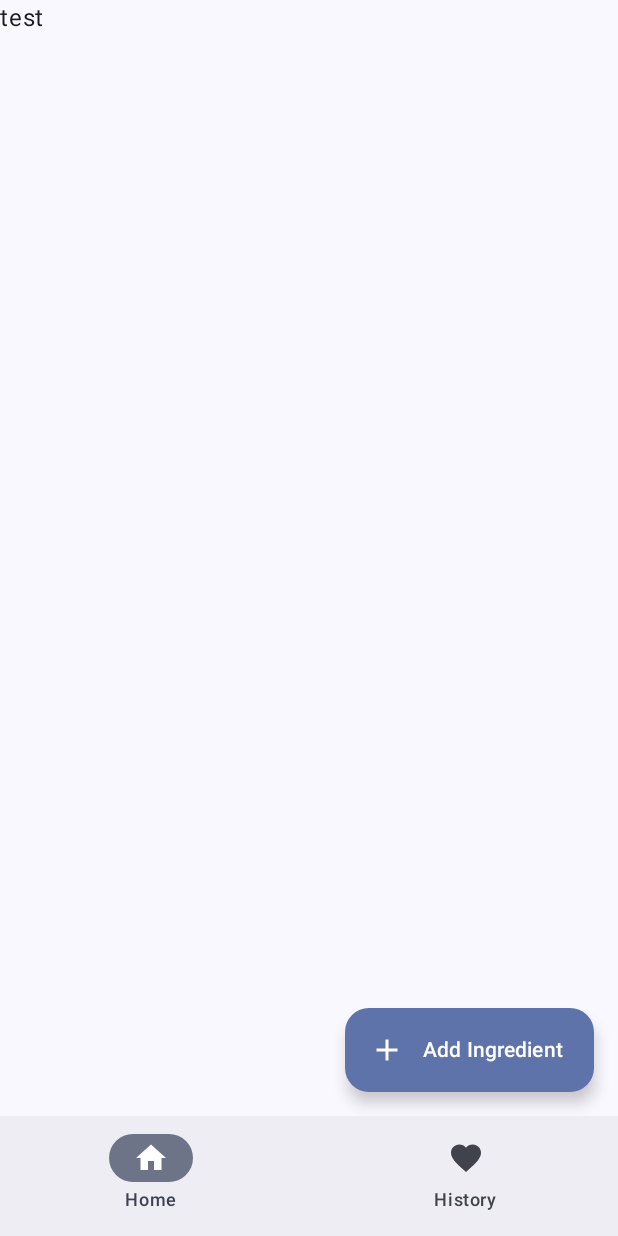
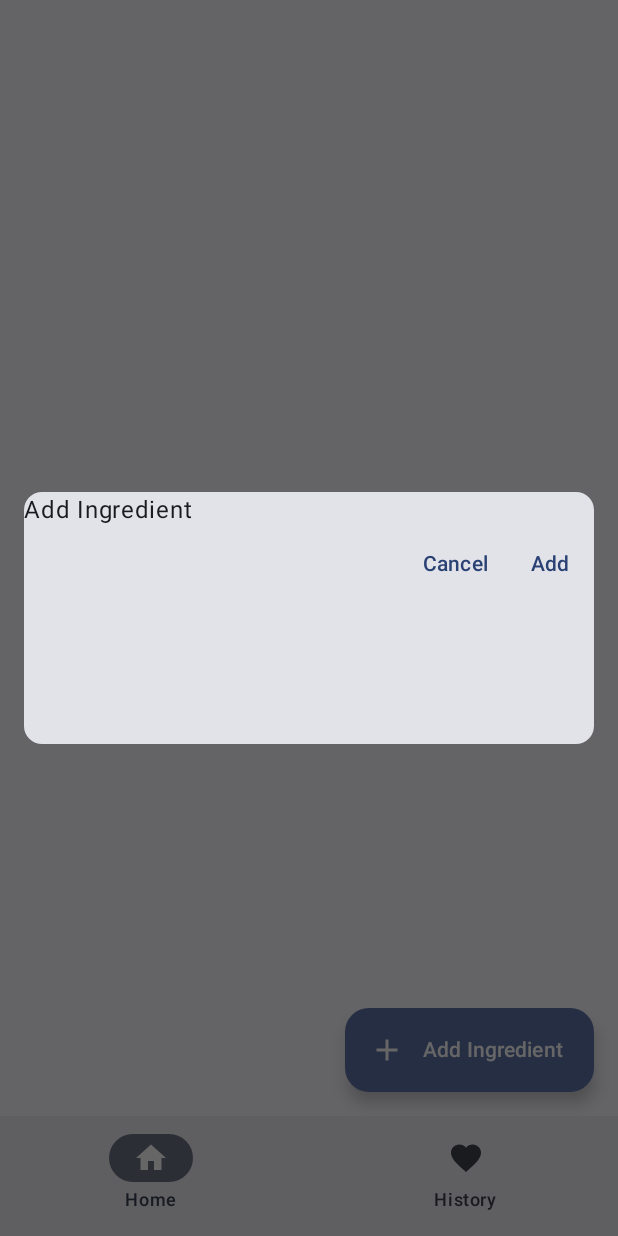
Before and after one commit to ddanss/airecipe, an Android app built with Jetpack Compose: the screen it shows after launch (MainActivity), after a tap on "Add Ingredient", on a phone screen of 412 x 824 dp. Run offline under Robolectric (Android 15) with nearby library versions, the phone set to English and light mode, and no system bars; our stand-ins replace Room's generated code.

Commit message:
add dialog for adding. test data

```diff
--- a/app/src/main/java/com/ddanss/airecipe/components/Home.kt
+++ b/app/src/main/java/com/ddanss/airecipe/components/Home.kt
@@ -1,17 +1,30 @@
 package com.ddanss.airecipe.components
 
+import androidx.compose.foundation.layout.Arrangement
+import androidx.compose.foundation.layout.Row
+import androidx.compose.foundation.layout.fillMaxWidth
+import androidx.compose.foundation.layout.height
+import androidx.compose.foundation.layout.padding
 import androidx.compose.foundation.lazy.LazyColumn
 import androidx.compose.foundation.lazy.items
 import androidx.compose.material.icons.Icons
 import androidx.compose.material.icons.filled.Add
+import androidx.compose.material3.Card
 import androidx.compose.material3.ExtendedFloatingActionButton
 import androidx.compose.material3.Icon
 import androidx.compose.material3.Scaffold
 import androidx.compose.material3.Text
+import androidx.compose.material3.TextButton
 import androidx.compose.runtime.Composable
 import androidx.compose.runtime.collectAsState
+import androidx.compose.runtime.mutableStateOf
+import androidx.compose.runtime.remember
 import androidx.compose.runtime.rememberCoroutineScope
+import androidx.compose.ui.Modifier
 import androidx.compose.ui.platform.LocalContext
+import androidx.compose.ui.unit.dp
+import androidx.compose.ui.unit.sp
+import androidx.compose.ui.window.Dialog
 import com.ddanss.airecipe.MainApplication
 import com.ddanss.airecipe.room.Ingredient
 import kotlinx.coroutines.launch
@@ -24,13 +37,12 @@
 
     val ingredients = db.ingredientDao().getAll().collectAsState(initial = emptyList())
 
+    val openAddDialog = remember { mutableStateOf(false) }
+
     Scaffold (
         floatingActionButton = {
             AddButton {
-                scope.launch {
-                    val ingredient = Ingredient(name = "test", exists = true)
-                    db.ingredientDao().insertAll(ingredient)
-                }
+                openAddDialog.value = true
             }
         }
     ) { contentPadding ->
@@ -39,9 +51,31 @@
                 items = ingredients.value,
                 key = { ingredient -> ingredient.id }
             ) { ingredient ->
-                Text(text = ingredient.name)
+                Text(
+                    modifier = Modifier.padding(8.dp),
+                    text = ingredient.name,
+                    fontSize = 20.sp
+                )
             }
         }
+    }
+    when { openAddDialog.value ->
+        AddDialog(
+            onDismissRequest = { openAddDialog.value = false },
+            onConfirm = {
+                scope.launch {
+                    val ingredient = Ingredient(name = "carrot", exists = true)
+                    db.ingredientDao().insertAll(ingredient)
+                    val ingredient2 = Ingredient(name = "onion", exists = true)
+                    db.ingredientDao().insertAll(ingredient2)
+                    val ingredient3 = Ingredient(name = "potato", exists = true)
+                    db.ingredientDao().insertAll(ingredient3)
+                    val ingredient4 = Ingredient(name = "tofu", exists = true)
+                    db.ingredientDao().insertAll(ingredient4)
+                }
+                openAddDialog.value = false
+            }
+        )
     }
 }
 
@@ -53,3 +87,24 @@
         text = { Text(text = "Add Ingredient") }
     )
 }
+
+@Composable
+fun AddDialog(
+    onDismissRequest: () -> Unit,
+    onConfirm: () -> Unit
+) {
+    Dialog(onDismissRequest = { onDismissRequest() }) {
+        Card(
+            modifier = Modifier
+                .fillMaxWidth()
+                .height(200.dp)
+                .padding(16.dp)
+        ) {
+            Text(text = "Add Ingredient")
+            Row(modifier = Modifier.fillMaxWidth(), horizontalArrangement = Arrangement.End) {
+                TextButton(onClick = { onDismissRequest() }) { Text(text = "Cancel") }
+                TextButton(onClick = { onConfirm() }) { Text(text = "Add") }
+            }
+        }
+    }
+}
--- a/app/src/main/java/com/ddanss/airecipe/room/Ingredient.kt
+++ b/app/src/main/java/com/ddanss/airecipe/room/Ingredient.kt
@@ -32,4 +32,7 @@
 
     @Delete
     suspend fun delete(ingredient: Ingredient)
+
+    @Query("DELETE FROM ingredient")
+    suspend fun deleteAll()
 }
```
